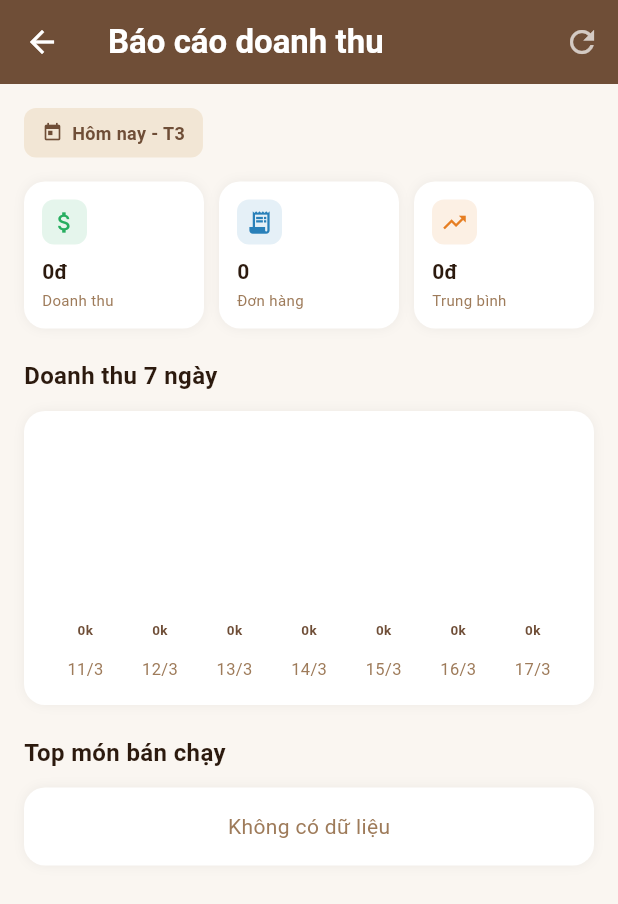
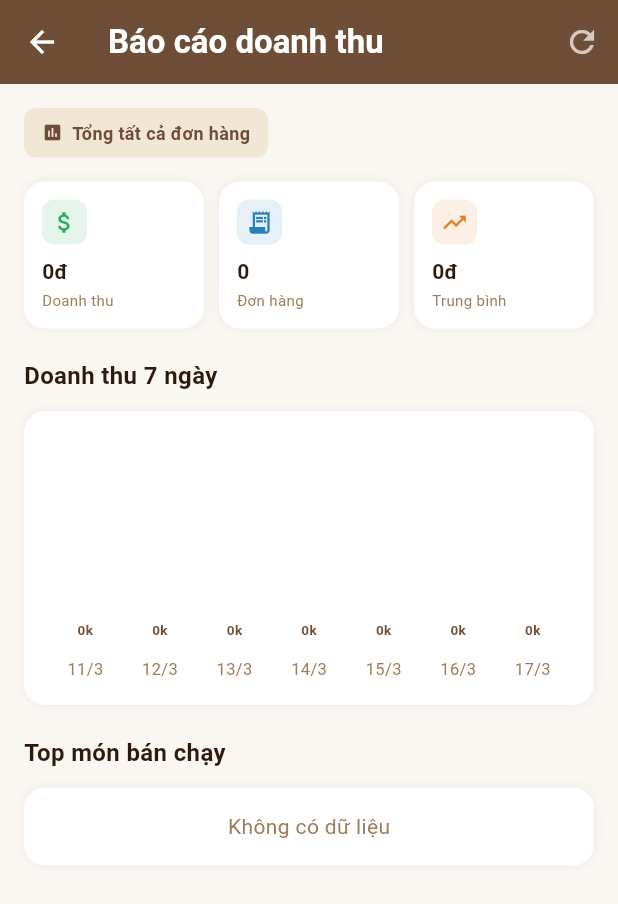
Before and after one commit to ankoongggg/PRM393_Coffee, a Flutter app: the ReportScreen screen opened by its route, after a tap on the "refresh" icon, on a phone screen of 412 x 824 dp. Shown: the top 904 px of the screen. Run offline on Flutter 3.47's test engine with Material 3 defaults, Android fonts, the light colour scheme and no system bars; our stand-ins replace cloud_firestore, firebase_core, google_fonts, image_picker; accounts and stored records are empty.

```diff
--- a/lib/providers/report_provider.dart
+++ b/lib/providers/report_provider.dart
@@ -42,25 +42,21 @@ class ReportProvider extends ChangeNotifier {
   // REPORT METHODS
   // ─────────────────────────────────────────────────────────────
 
-  /// Lấy báo cáo hôm nay (Manager)
+  /// Lấy báo cáo tổng tất cả đơn hàng (Manager)
   Future<void> fetchTodayReport() async {
     _setLoading(true);
     try {
       final allOrders = await _firebaseService.fetchAllOrders();
       final today = DateTime.now();
-      final startOfDay = DateTime(today.year, today.month, today.day);
-      final endOfDay = DateTime(today.year, today.month, today.day, 23, 59, 59);
 
-      // Lọc orders hôm nay và đã hoàn thành
-      final todayOrders = allOrders.where((order) {
-        final isToday = order.createdAt.isAfter(startOfDay) && order.createdAt.isBefore(endOfDay);
-        final isCompleted = order.status == OrderStatus.completed || order.status == OrderStatus.served;
-        return isToday && isCompleted;
+      // Lọc tất cả orders đã hoàn thành (không lọc theo ngày)
+      final completedOrders = allOrders.where((order) {
+        return order.status == OrderStatus.completed || order.status == OrderStatus.served;
       }).toList();
 
-      // Tính tổng doanh thu
-      _totalRevenueToday = todayOrders.fold<double>(0, (sum, order) => sum + order.totalAmount);
-      _totalOrdersToday = todayOrders.length;
+      // Tính tổng doanh thu tất cả đơn
+      _totalRevenueToday = completedOrders.fold<double>(0, (sum, order) => sum + order.totalAmount);
+      _totalOrdersToday = completedOrders.length;
 
       // Tạo ReportData
       _todayReport = ReportData(
@@ -71,7 +67,7 @@ class ReportProvider extends ChangeNotifier {
       );
 
       _error = null;
-      print('✅ Báo cáo hôm nay: ${_todayReport.totalOrders} đơn, ${_todayReport.totalRevenue.toStringAsFixed(0)}đ');
+      print('✅ Báo cáo tổng: ${_todayReport.totalOrders} đơn, ${_todayReport.totalRevenue.toStringAsFixed(0)}đ');
     } catch (e) {
       _error = 'Lỗi fetch báo cáo: $e';
       print('❌ $_error');
--- a/lib/screens/manager/report/report_screen.dart
+++ b/lib/screens/manager/report/report_screen.dart
@@ -93,20 +93,18 @@ class _ReportScreenState extends State<ReportScreen> {
   }
 
   Widget _buildDateLabel(ReportData report) {
-    final now = DateTime.now();
-    final dayName = _getDayName(now.weekday);
     return Container(
       padding: const EdgeInsets.symmetric(horizontal: 12, vertical: 8),
       decoration: BoxDecoration(
         color: const Color(0xFFD4A864).withValues(alpha: 0.2),
         borderRadius: BorderRadius.circular(8),
       ),
-      child: Row(
+      child: const Row(
         mainAxisSize: MainAxisSize.min,
         children: [
-          const Icon(Icons.today, size: 14, color: Color(0xFF6F4E37)),
-          const SizedBox(width: 6),
-          Text('Hôm nay - $dayName', style: const TextStyle(fontSize: 12, color: Color(0xFF6F4E37), fontWeight: FontWeight.w600)),
+          Icon(Icons.assessment, size: 14, color: Color(0xFF6F4E37)),
+          SizedBox(width: 6),
+          Text('Tổng tất cả đơn hàng', style: TextStyle(fontSize: 12, color: Color(0xFF6F4E37), fontWeight: FontWeight.w600)),
         ],
       ),
     );
```
